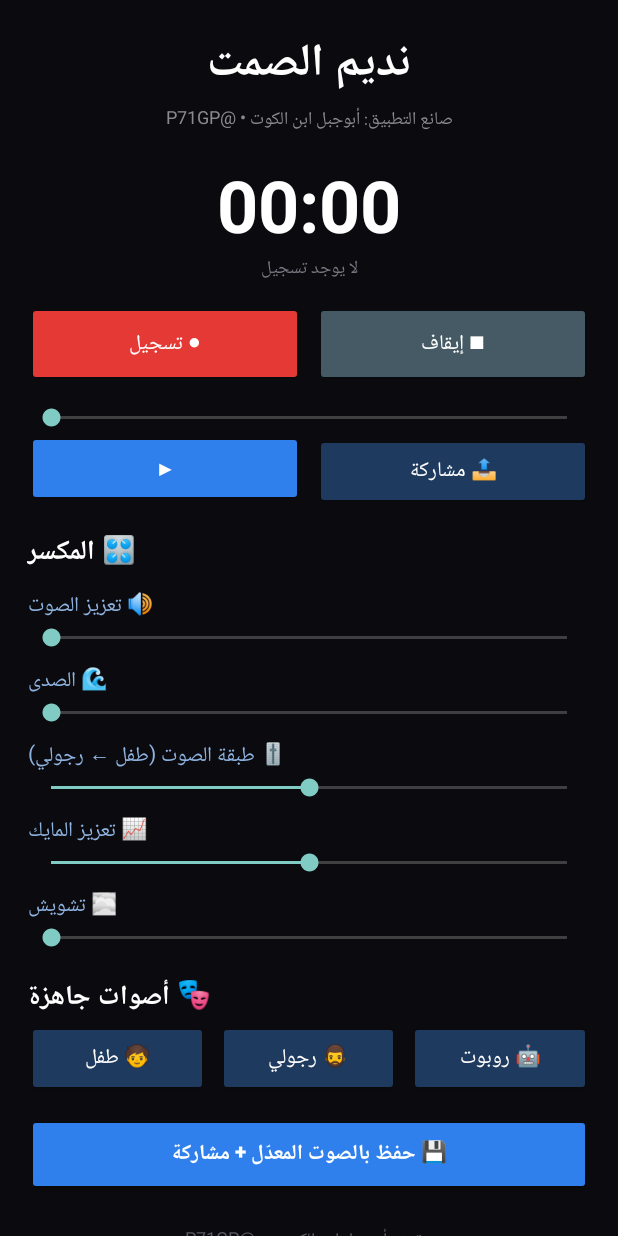
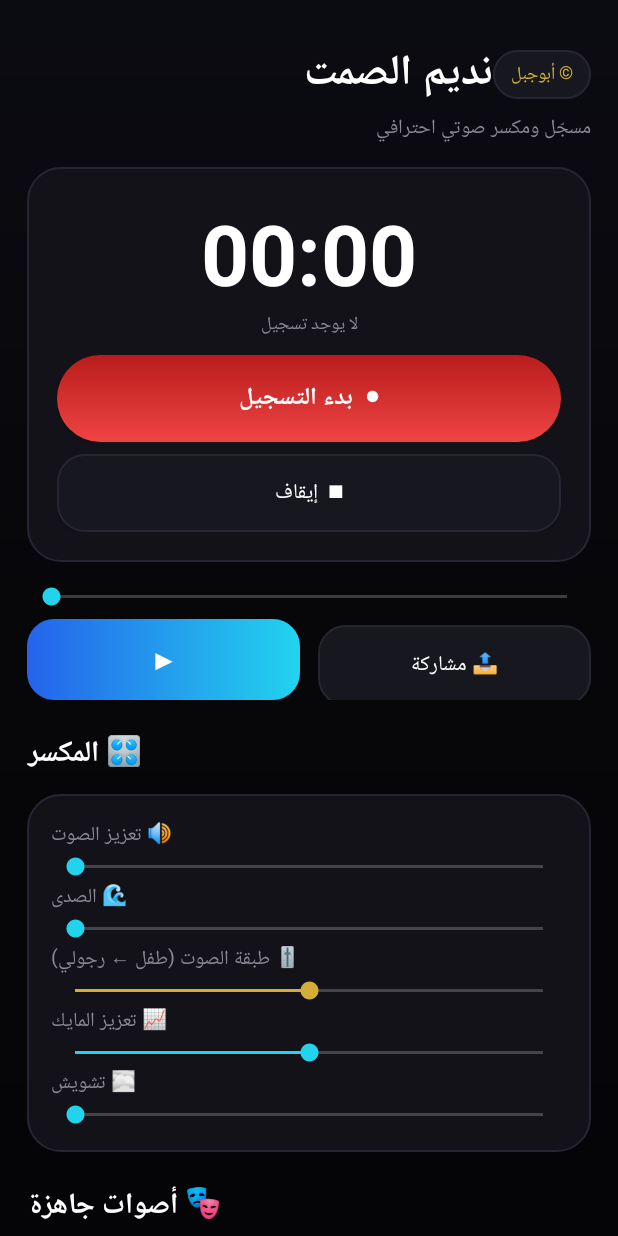
Before and after one commit to ha00-commits/Sawt, an Android app: the screen it shows after launch (MainActivity), on a phone screen of 412 x 824 dp. Run offline under Robolectric (Android 15) with nearby library versions, the phone set to English and light mode, and no system bars.

Commit message:
Update activity_main.xml

```diff
--- a/app/src/main/res/layout/activity_main.xml
+++ b/app/src/main/res/layout/activity_main.xml
@@ -2,7 +2,8 @@
 <ScrollView xmlns:android="http://schemas.android.com/apk/res/android"
     android:layout_width="match_parent"
     android:layout_height="match_parent"
-    android:background="#0B0B0F">
+    android:background="@drawable/bg_gradient"
+    android:fillViewport="true">
 
     <LinearLayout
         android:layout_width="match_parent"
@@ -10,31 +11,59 @@
         android:orientation="vertical"
         android:padding="18dp">
 
-        <TextView
+        <LinearLayout
             android:layout_width="match_parent"
             android:layout_height="wrap_content"
+            android:orientation="horizontal"
+            android:gravity="center_vertical"
+            android:paddingTop="8dp">
+
+            <TextView
+                android:layout_width="0dp"
+                android:layout_weight="1"
+                android:layout_height="wrap_content"
                 android:text="نديم الصمت"
-            android:textColor="#FFFFFF"
-            android:textSize="30sp"
+                android:textColor="@color/text"
+                android:textSize="28sp"
                 android:textStyle="bold"
-            android:gravity="center"/>
+                android:letterSpacing="0.02"/>
+
+            <TextView
+                android:layout_width="wrap_content"
+                android:layout_height="wrap_content"
+                android:text="© أبوجبل"
+                android:textColor="@color/gold"
+                android:textSize="12sp"
+                android:background="@drawable/btn_ghost"
+                android:paddingLeft="12dp"
+                android:paddingRight="12dp"
+                android:paddingTop="6dp"
+                android:paddingBottom="6dp"/>
+        </LinearLayout>
 
         <TextView
             android:layout_width="match_parent"
             android:layout_height="wrap_content"
-            android:text="صانع التطبيق: أبوجبل ابن الكوت • @P71GP"
-            android:textColor="#8A8A90"
-            android:textSize="12sp"
-            android:gravity="center"
+            android:text="مسجّل ومكسر صوتي احترافي"
+            android:textColor="@color/muted"
+            android:textSize="13sp"
             android:paddingBottom="14dp"/>
+
+        <LinearLayout
+            android:layout_width="match_parent"
+            android:layout_height="wrap_content"
+            android:orientation="vertical"
+            android:background="@drawable/card_bg"
+            android:padding="20dp"
+            android:gravity="center">
 
             <TextView
                 android:id="@+id/tvTimer"
                 android:layout_width="match_parent"
                 android:layout_height="wrap_content"
                 android:text="00:00"
-            android:textColor="#FFFFFF"
-            android:textSize="48sp"
+                android:textColor="@color/text"
+                android:textSize="56sp"
                 android:textStyle="bold"
                 android:gravity="center"/>
 
@@ -43,62 +72,65 @@
                 android:layout_width="match_parent"
                 android:layout_height="wrap_content"
                 android:text="لا يوجد تسجيل"
-            android:textColor="#7A7A85"
+                android:textColor="@color/muted"
                 android:textSize="12sp"
                 android:gravity="center"
-            android:paddingBottom="12dp"/>
+                android:paddingBottom="10dp"/>
 
-        <LinearLayout
-            android:layout_width="match_parent"
-            android:layout_height="wrap_content"
-            android:orientation="horizontal">
             <Button
                 android:id="@+id/btnRecord"
-                android:layout_width="0dp"
-                android:layout_weight="1"
-                android:layout_height="56dp"
-                android:layout_marginEnd="4dp"
-                android:backgroundTint="#E53935"
+                android:layout_width="match_parent"
+                android:layout_height="58dp"
+                android:background="@drawable/btn_record"
                 android:textColor="#FFFFFF"
-                android:text="● تسجيل"/>
+                android:textStyle="bold"
+                android:textSize="16sp"
+                android:text="●  بدء التسجيل"/>
+
             <Button
                 android:id="@+id/btnStop"
-                android:layout_width="0dp"
-                android:layout_weight="1"
-                android:layout_height="56dp"
-                android:layout_marginStart="4dp"
-                android:backgroundTint="#455A64"
-                android:textColor="#FFFFFF"
-                android:text="■ إيقاف"/>
+                android:layout_width="match_parent"
+                android:layout_height="52dp"
+                android:layout_marginTop="8dp"
+                android:background="@drawable/btn_ghost"
+                android:textColor="@color/text"
+                android:text="■  إيقاف"/>
         </LinearLayout>
 
         <SeekBar
             android:id="@+id/seek"
             android:layout_width="match_parent"
             android:layout_height="wrap_content"
-            android:paddingTop="12dp"/>
+            android:paddingTop="14dp"
+            android:progressTint="@color/cyan"
+            android:thumbTint="@color/cyan"/>
 
         <LinearLayout
             android:layout_width="match_parent"
             android:layout_height="wrap_content"
-            android:orientation="horizontal">
+            android:orientation="horizontal"
+            android:layout_marginTop="6dp">
+
             <Button
                 android:id="@+id/btnPlay"
                 android:layout_width="0dp"
                 android:layout_weight="1"
-                android:layout_height="50dp"
-                android:layout_marginEnd="4dp"
-                android:backgroundTint="#2F80ED"
+                android:layout_height="54dp"
+                android:layout_marginEnd="6dp"
+                android:background="@drawable/btn_primary"
                 android:textColor="#FFFFFF"
+                android:textStyle="bold"
+                android:textSize="18sp"
                 android:text="▶"/>
+
             <Button
                 android:id="@+id/btnShare"
                 android:layout_width="0dp"
                 android:layout_weight="1"
-                android:layout_height="50dp"
-                android:layout_marginStart="4dp"
-                android:backgroundTint="#1E3A5F"
-                android:textColor="#FFFFFF"
+                android:layout_height="54dp"
+                android:layout_marginStart="6dp"
+                android:background="@drawable/btn_ghost"
+                android:textColor="@color/text"
                 android:text="📤 مشاركة"/>
         </LinearLayout>
 
@@ -106,78 +138,100 @@
             android:layout_width="wrap_content"
             android:layout_height="wrap_content"
             android:text="🎛️ المكسر"
-            android:textColor="#FFFFFF"
-            android:textSize="18sp"
+            android:textColor="@color/text"
+            android:textSize="19sp"
             android:textStyle="bold"
-            android:paddingTop="16dp"/>
+            android:paddingTop="20dp"
+            android:paddingBottom="10dp"/>
+
+        <LinearLayout
+            android:layout_width="match_parent"
+            android:layout_height="wrap_content"
+            android:orientation="vertical"
+            android:background="@drawable/card_bg"
+            android:padding="16dp">
 
             <TextView android:layout_width="wrap_content" android:layout_height="wrap_content"
-            android:text="🔊 تعزيز الصوت" android:textColor="#8FB3E0" android:paddingTop="8dp"/>
+                android:text="🔊 تعزيز الصوت" android:textColor="@color/muted" android:textSize="13sp"/>
             <SeekBar android:id="@+id/sbBoost" android:layout_width="match_parent"
-            android:layout_height="wrap_content" android:max="100" android:progress="0"/>
+                android:layout_height="wrap_content" android:max="100" android:progress="0"
+                android:progressTint="@color/cyan" android:thumbTint="@color/cyan"/>
 
             <TextView android:layout_width="wrap_content" android:layout_height="wrap_content"
-            android:text="🌊 الصدى" android:textColor="#8FB3E0" android:paddingTop="8dp"/>
+                android:text="🌊 الصدى" android:textColor="@color/muted" android:textSize="13sp"/>
             <SeekBar android:id="@+id/sbEcho" android:layout_width="match_parent"
-            android:layout_height="wrap_content" android:max="100" android:progress="0"/>
+                android:layout_height="wrap_content" android:max="100" android:progress="0"
+                android:progressTint="@color/cyan" android:thumbTint="@color/cyan"/>
 
             <TextView android:layout_width="wrap_content" android:layout_height="wrap_content"
-            android:text="🎚️ طبقة الصوت (طفل ← رجولي)" android:textColor="#8FB3E0" android:paddingTop="8dp"/>
+                android:text="🎚️ طبقة الصوت (طفل ← رجولي)" android:textColor="@color/muted" android:textSize="13sp"/>
             <SeekBar android:id="@+id/sbPitch" android:layout_width="match_parent"
-            android:layout_height="wrap_content" android:max="100" android:progress="50"/>
+                android:layout_height="wrap_content" android:max="100" android:progress="50"
+                android:progressTint="@color/gold" android:thumbTint="@color/gold"/>
 
             <TextView android:layout_width="wrap_content" android:layout_height="wrap_content"
-            android:text="📈 تعزيز المايك" android:textColor="#8FB3E0" android:paddingTop="8dp"/>
+                android:text="📈 تعزيز المايك" android:textColor="@color/muted" android:textSize="13sp"/>
             <SeekBar android:id="@+id/sbMic" android:layout_width="match_parent"
-            android:layout_height="wrap_content" android:max="100" android:progress="50"/>
+                android:layout_height="wrap_content" android:max="100" android:progress="50"
+                android:progressTint="@color/cyan" android:thumbTint="@color/cyan"/>
 
             <TextView android:layout_width="wrap_content" android:layout_height="wrap_content"
-            android:text="🌫️ تشويش" android:textColor="#8FB3E0" android:paddingTop="8dp"/>
+                android:text="🌫️ تشويش" android:textColor="@color/muted" android:textSize="13sp"/>
             <SeekBar android:id="@+id/sbNoise" android:layout_width="match_parent"
-            android:layout_height="wrap_content" android:max="100" android:progress="0"/>
+                android:layout_height="wrap_content" android:max="100" android:progress="0"
+                android:progressTint="@color/cyan" android:thumbTint="@color/cyan"/>
+        </LinearLayout>
 
         <TextView
             android:layout_width="wrap_content"
             android:layout_height="wrap_content"
             android:text="🎭 أصوات جاهزة"
-            android:textColor="#FFFFFF"
-            android:textSize="18sp"
+            android:textColor="@color/text"
+            android:textSize="19sp"
             android:textStyle="bold"
-            android:paddingTop="16dp"/>
+            android:paddingTop="20dp"
+            android:paddingBottom="10dp"/>
 
         <LinearLayout
             android:layout_width="match_parent"
             android:layout_height="wrap_content"
             android:orientation="horizontal">
+
             <Button android:id="@+id/btnChild" android:layout_width="0dp" android:layout_weight="1"
-                android:layout_height="50dp" android:layout_marginEnd="3dp"
-                android:backgroundTint="#1E3A5F" android:textColor="#FFFFFF" android:text="🧒 طفل"/>
+                android:layout_height="54dp" android:layout_marginEnd="4dp"
+                android:background="@drawable/btn_ghost" android:textColor="@color/text"
+                android:text="🧒 طفل"/>
+
             <Button android:id="@+id/btnMan" android:layout_width="0dp" android:layout_weight="1"
-                android:layout_height="50dp" android:layout_marginStart="3dp" android:layout_marginEnd="3dp"
-                android:backgroundTint="#1E3A5F" android:textColor="#FFFFFF" android:text="🧔 رجولي"/>
+                android:layout_height="54dp" android:layout_marginStart="4dp" android:layout_marginEnd="4dp"
+                android:background="@drawable/btn_ghost" android:textColor="@color/text"
+                android:text="🧔 رجولي"/>
+
             <Button android:id="@+id/btnRobot" android:layout_width="0dp" android:layout_weight="1"
-                android:layout_height="50dp" android:layout_marginStart="3dp"
-                android:backgroundTint="#1E3A5F" android:textColor="#FFFFFF" android:text="🤖 روبوت"/>
+                android:layout_height="54dp" android:layout_marginStart="4dp"
+                android:background="@drawable/btn_ghost" android:textColor="@color/text"
+                android:text="🤖 روبوت"/>
         </LinearLayout>
 
         <Button
             android:id="@+id/btnExport"
             android:layout_width="match_parent"
-            android:layout_height="54dp"
-            android:layout_marginTop="12dp"
-            android:backgroundTint="#2F80ED"
+            android:layout_height="58dp"
+            android:layout_marginTop="16dp"
+            android:background="@drawable/btn_primary"
             android:textColor="#FFFFFF"
             android:textStyle="bold"
-            android:text="💾 حفظ بالصوت المعدّل + مشاركة"/>
+            android:textSize="15sp"
+            android:text="💾  حفظ بالصوت المعدّل + مشاركة"/>
 
         <TextView
             android:layout_width="match_parent"
             android:layout_height="wrap_content"
-            android:text="حقوق: أبوجبل ابن الكوت — @P71GP\nممنوع التعديل أو إعادة النشر دون إذن."
-            android:textColor="#5A5A62"
-            android:textSize="12sp"
+            android:text="صانع التطبيق: أبوجبل ابن الكوت — @P71GP\nهذا التطبيق ملكي، وأي تعديل أو إعادة نشر دون إذن ممنوع."
+            android:textColor="#4A4A55"
+            android:textSize="11sp"
             android:gravity="center"
-            android:paddingTop="20dp"
-            android:paddingBottom="16dp"/>
+            android:paddingTop="22dp"
+            android:paddingBottom="18dp"/>
     </LinearLayout>
 </ScrollView>
```
Lines whose indentation alone changed are shown as unchanged.
